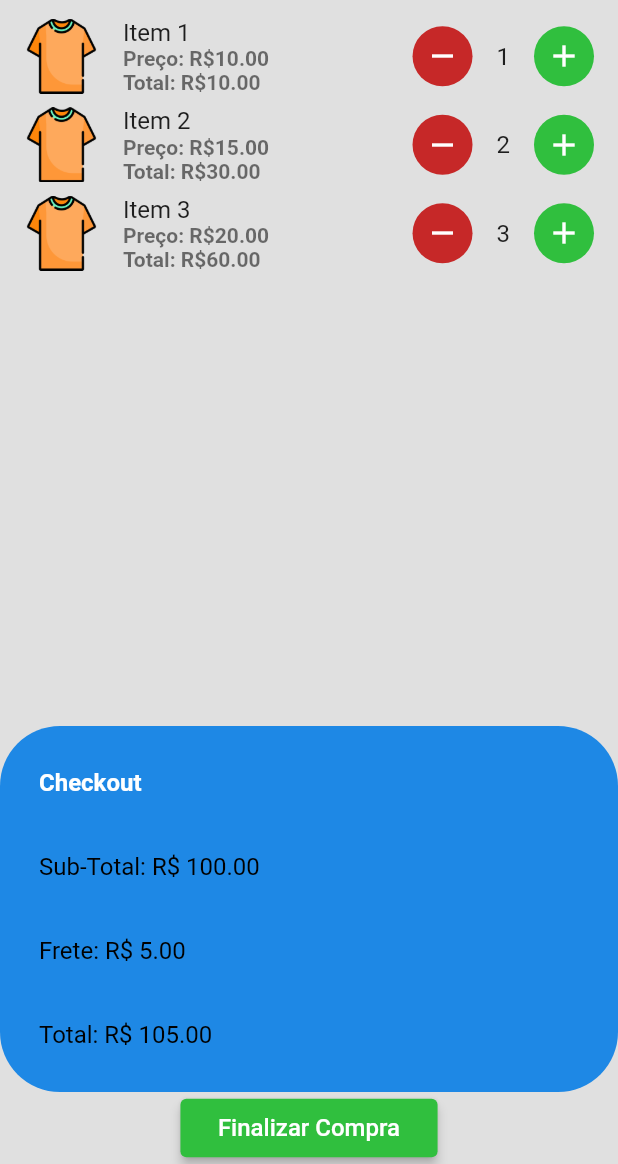
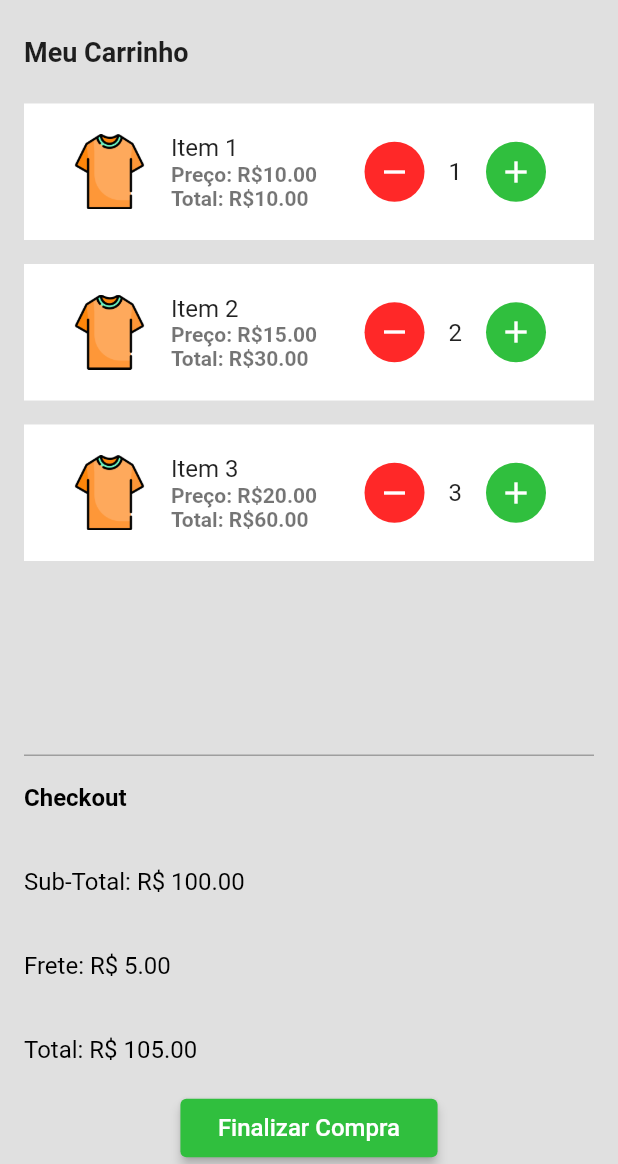
Before and after one commit to jackson-ribeiro/viva-store, a Flutter app: the CartPage screen opened directly, on a phone screen of 412 x 824 dp, the part 72-1236 px from its top. Run offline on Flutter 3.47's test engine with Material 2 defaults, Android fonts, the phone set to English and light mode, and no system bars; our stand-ins replace google_fonts.

Commit message:
style: containers e margens

```diff
--- a/lib/pages/cart_page.dart
+++ b/lib/pages/cart_page.dart
@@ -1,6 +1,4 @@
 import 'package:flutter/material.dart';
-import 'package:flutter_spinkit/flutter_spinkit.dart';
-
 import 'home_page.dart';
 
 class CartPage extends StatefulWidget {
@@ -10,7 +8,7 @@ class CartPage extends StatefulWidget {
   State<CartPage> createState() => _CartPageState();
 }
 
-class _CartPageState extends State<CartPage> with TickerProviderStateMixin {
+class _CartPageState extends State<CartPage> {
   List<CartItem> cartItems = [
     CartItem(
       name: 'Item 1',
@@ -34,35 +32,6 @@ class _CartPageState extends State<CartPage> with TickerProviderStateMixin {
 
   double shippingCost = 5.0;
 
-  bool isProcessing = false;
-  bool isAnimationCompleted = false;
-
-  late AnimationController _animationController;
-  late Animation<Color?> _buttonColorAnimation;
-
-  @override
-  void initState() {
-    super.initState();
-
-    _animationController = AnimationController(
-      vsync: this,
-      duration: const Duration(seconds: 2),
-    );
-
-    _buttonColorAnimation = _animationController.drive(
-      ColorTween(
-        begin: Colors.blue,
-        end: Colors.green,
-      ),
-    );
-  }
-
-  @override
-  void dispose() {
-    _animationController.dispose();
-    super.dispose();
-  }
-
   @override
   Widget build(BuildContext context) {
     return Scaffold(
@@ -80,7 +49,6 @@ class _CartPageState extends State<CartPage> with TickerProviderStateMixin {
             backgroundColor: Colors.white,
             foregroundColor: Colors.black,
             child: Icon(Icons.arrow_back_ios_new),
-            // backgroundColor: Colors.blue,
           ),
           onPressed: () {
             Navigator.pushAndRemoveUntil(
@@ -90,31 +58,22 @@ class _CartPageState extends State<CartPage> with TickerProviderStateMixin {
             );
           },
         ),
-        actions: [
-          // IconButton(
-          //   icon: const Icon(Icons.delete),
-          //   onPressed: () {
-          //     // Lógica para esvaziar o carrinho
-          //     setState(() {
-          //       cartItems.clear();
-          //     });
-          //   },
-          // ),
-          // IconButton(
-          //   icon: const Icon(Icons.home),
-          //   onPressed: () {
-          //     // Navegar para a página inicial
-          //     Navigator.pushAndRemoveUntil(
-          //       context,
-          //       MaterialPageRoute(builder: (context) => const HomePage()),
-          //       (route) => false,
-          //     );
-          //   },
-          // ),
-        ],
       ),
       body: Column(
         children: [
+          Align(
+            alignment: Alignment.topLeft,
+            child: Container(
+              padding: const EdgeInsets.all(16),
+              child: const Text(
+                'Meu Carrinho',
+                style: TextStyle(
+                  fontWeight: FontWeight.bold,
+                  fontSize: 18,
+                ),
+              ),
+            ),
+          ),
           Expanded(
             child: ListView.builder(
               itemCount: cartItems.length,
@@ -122,7 +81,12 @@ class _CartPageState extends State<CartPage> with TickerProviderStateMixin {
                 final item = cartItems[index];
                 final itemTotal = item.price * item.quantity;
 
-                return ListTile(
+                return Container(
+                  color: Colors.white, // Cor de fundo branca
+                  padding: const EdgeInsets.all(16),
+                  margin:
+                      const EdgeInsets.symmetric(vertical: 8, horizontal: 16),
+                  child: ListTile(
                     leading: Image.asset(
                       item.imagePath,
                       width: 50,
@@ -158,7 +122,7 @@ class _CartPageState extends State<CartPage> with TickerProviderStateMixin {
                           child: Container(
                             decoration: const BoxDecoration(
                               shape: BoxShape.circle,
-                            color: Color.fromARGB(255, 198, 40, 40),
+                              color: Color.fromARGB(255, 255, 40, 40),
                             ),
                             padding: const EdgeInsets.all(8),
                             child: const Icon(
@@ -199,23 +163,27 @@ class _CartPageState extends State<CartPage> with TickerProviderStateMixin {
                         ),
                       ],
                     ),
+                  ),
                 );
               },
             ),
           ),
+          const Divider(
+            color: Colors.grey,
+            height: 1,
+            thickness: 1,
+            indent: 16,
+            endIndent: 16,
+          ),
           Container(
-            padding: const EdgeInsets.all(10),
-            decoration: BoxDecoration(
-              color: Colors.blue[600],
-              borderRadius: BorderRadius.circular(40),
-            ),
+            // color: Colors.white, // Cor de fundo branca
             child: Column(
               children: [
                 const ListTile(
                   title: Text(
                     'Checkout',
                     style: TextStyle(
-                      color: Colors.white,
+                      color: Colors.black,
                       fontWeight: FontWeight.bold,
                     ),
                   ),
@@ -225,7 +193,6 @@ class _CartPageState extends State<CartPage> with TickerProviderStateMixin {
                     'Sub-Total: R\$ ${calculateTotal().toStringAsFixed(2)}',
                     style: const TextStyle(
                       color: Colors.black,
-                      // fontWeight: FontWeight.bold,
                     ),
                   ),
                 ),
@@ -234,7 +201,6 @@ class _CartPageState extends State<CartPage> with TickerProviderStateMixin {
                     'Frete: R\$ ${shippingCost.toStringAsFixed(2)}',
                     style: const TextStyle(
                       color: Colors.black,
-                      // fontWeight: FontWeight.bold,
                     ),
                   ),
                 ),
@@ -243,7 +209,6 @@ class _CartPageState extends State<CartPage> with TickerProviderStateMixin {
                     'Total: R\$ ${calculateGrandTotal().toStringAsFixed(2)}',
                     style: const TextStyle(
                       color: Colors.black,
-                      // fontWeight: FontWeight.bold,
                     ),
                   ),
                 ),
@@ -252,32 +217,21 @@ class _CartPageState extends State<CartPage> with TickerProviderStateMixin {
           ),
           ElevatedButton(
             onPressed: () {
-              _startAnimation();
+              Navigator.pushAndRemoveUntil(
+                context,
+                MaterialPageRoute(builder: (context) => const HomePage()),
+                (route) => false,
+              );
             },
             style: ElevatedButton.styleFrom(
-              backgroundColor:
-                  isProcessing ? null : const Color.fromARGB(255, 48, 191, 62),
+              backgroundColor: const Color.fromARGB(255, 48, 191, 62),
               foregroundColor: Colors.white,
               elevation: 3,
               padding: const EdgeInsets.symmetric(horizontal: 25, vertical: 10),
-              // shape: RoundedRectangleBorder(
-              //   borderRadius: BorderRadius.circular(10),
-              // ),
             ),
-            child: AnimatedBuilder(
-              animation: _buttonColorAnimation,
-              builder: (context, child) {
-                return isProcessing
-                    ? const SpinKitCircle(
-                        color: Colors.white,
-                        size: 24,
-                      )
-                    : child!;
-              },
-              child: Text(
-                isAnimationCompleted ? 'Finalizado' : 'Finalizar Compra',
-                style: const TextStyle(fontSize: 16),
-              ),
+            child: const Text(
+              'Finalizar Compra',
+              style: TextStyle(fontSize: 16),
             ),
           ),
         ],
@@ -291,22 +245,6 @@ class _CartPageState extends State<CartPage> with TickerProviderStateMixin {
 
   double calculateGrandTotal() {
     return calculateTotal() + shippingCost;
-  }
-
-  void _startAnimation() {
-    setState(() {
-      isProcessing = true;
-    });
-
-    _animationController.forward();
-
-    Future.delayed(const Duration(seconds: 2), () {
-      Navigator.pushAndRemoveUntil(
-        context,
-        MaterialPageRoute(builder: (context) => const HomePage()),
-        (route) => false,
-      );
-    });
   }
 }
 
```
Lines whose indentation alone changed are shown as unchanged.
